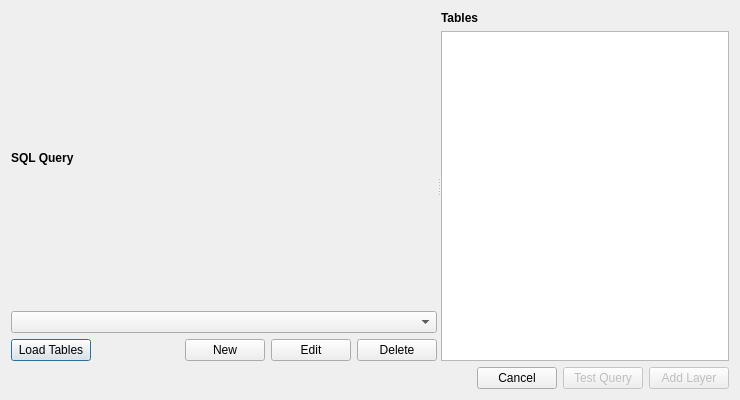
Before: the Qt Designer form ui/NewSQL.ui in gkudos/qgis-cartodb, drawn with Qt 5.
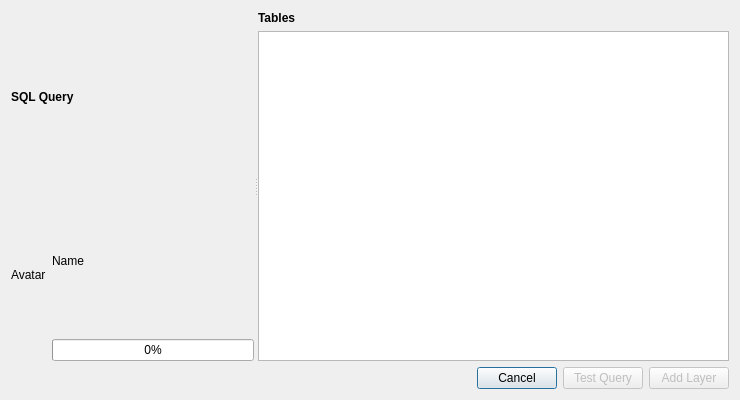
After: the same form once the commit is applied.

Commit message: Remove connection controls in SQL Editor

Diff of the .ui file:
```diff
--- a/ui/NewSQL.ui
+++ b/ui/NewSQL.ui
@@ -35,50 +35,34 @@
         </widget>
        </item>
        <item>
-        <widget class="QComboBox" name="connectionList"/>
+        <layout class="QHBoxLayout" name="horizontalLayout" stretch="0,0">
+         <item>
+          <widget class="QLabel" name="avatarLB">
+           <property name="text">
+            <string>Avatar</string>
+           </property>
+          </widget>
        </item>
        <item>
-        <layout class="QHBoxLayout" name="horizontalLayout" stretch="0,0,0,0,0">
+          <layout class="QVBoxLayout" name="verticalLayout_2">
          <item>
-          <widget class="QPushButton" name="loadTableBT">
+            <widget class="QLabel" name="nameLB">
            <property name="text">
-            <string>Load Tables</string>
+              <string>Name</string>
            </property>
           </widget>
          </item>
          <item>
-          <spacer name="horizontalSpacer">
+            <widget class="QProgressBar" name="remainingBar">
+             <property name="value">
+              <number>0</number>
+             </property>
            <property name="orientation">
             <enum>Qt::Horizontal</enum>
            </property>
-           <property name="sizeHint" stdset="0">
-            <size>
-             <width>40</width>
-             <height>20</height>
-            </size>
-           </property>
-          </spacer>
-         </item>
-         <item>
-          <widget class="QPushButton" name="newConnectionBT">
-           <property name="text">
-            <string>New</string>
-           </property>
-          </widget>
-         </item>
-         <item>
-          <widget class="QPushButton" name="editConnectionBT">
-           <property name="text">
-            <string>Edit</string>
-           </property>
-          </widget>
-         </item>
-         <item>
-          <widget class="QPushButton" name="deleteConnectionBT">
-           <property name="text">
-            <string>Delete</string>
-           </property>
-          </widget>
+            </widget>
+           </item>
+          </layout>
          </item>
         </layout>
        </item>
```
Lines whose indentation alone changed are shown as unchanged. The commit also changes 7 other files.
